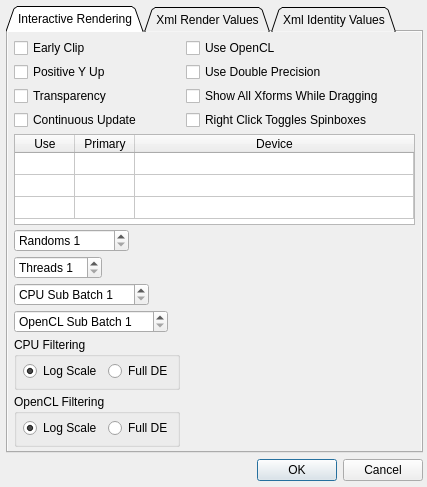
Above: Source/Fractorium/OptionsDialog.ui from typpos/fractorium before the change. Below: the same form after it.
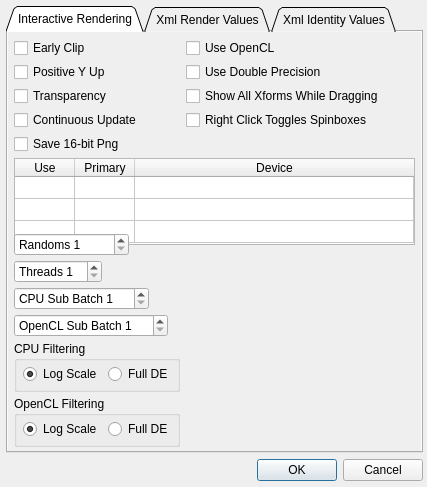
That is the form after the change. Custom widgets are drawn as their Qt base class.

What changed in the file:
```diff
--- a/Source/Fractorium/OptionsDialog.ui
+++ b/Source/Fractorium/OptionsDialog.ui
@@ -424,6 +424,16 @@
          </property>
         </widget>
        </item>
+       <item row="4" column="0">
+        <widget class="QCheckBox" name="Png16BitCheckBox">
+         <property name="toolTip">
+          <string>&lt;html&gt;&lt;head/&gt;&lt;body&gt;&lt;p&gt;Save each RGBA component as 16-bits when saving Png files.&lt;/p&gt;&lt;p&gt;This leads to greater color precision for use in high end rendering and display on HDR monitors, however it makes the file size larger.&lt;/p&gt;&lt;/body&gt;&lt;/html&gt;</string>
+         </property>
+         <property name="text">
+          <string>Save 16-bit Png</string>
+         </property>
+        </widget>
+       </item>
       </layout>
      </widget>
      <widget class="QWidget" name="OptionsXmlSavingTab">
```
Left out of the diff: 2 changed lines with no effect on the pictures.
